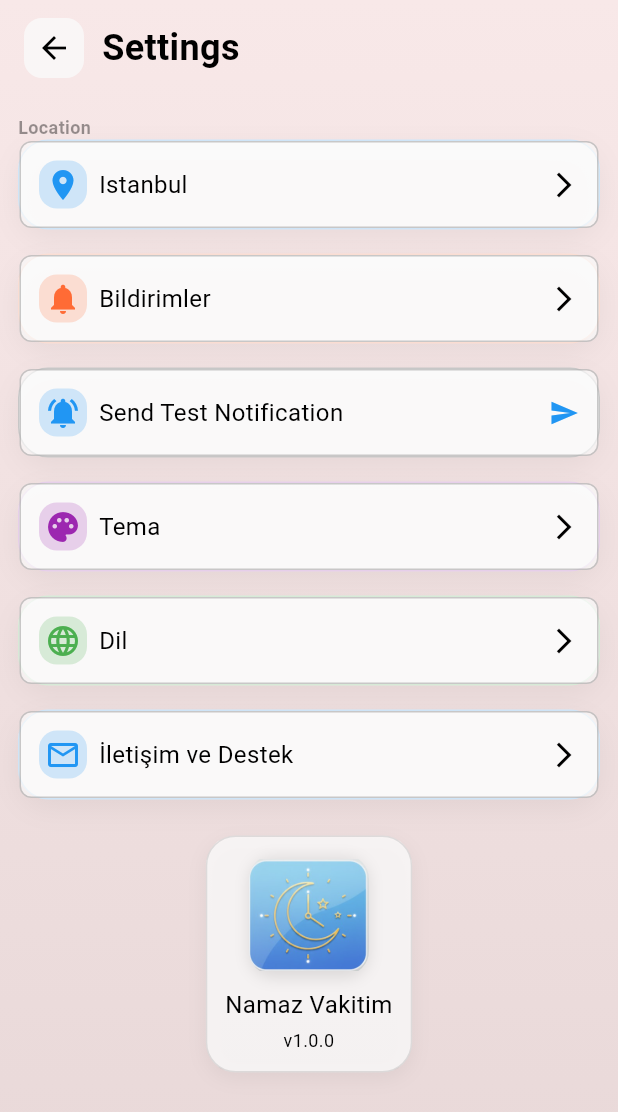
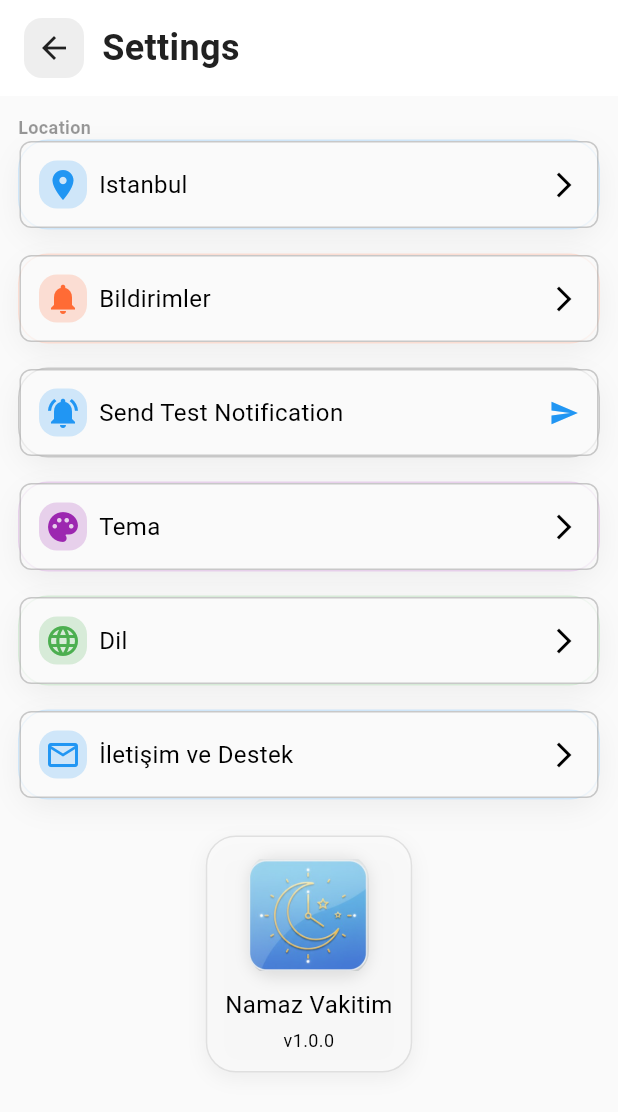
Before and after one commit to adl3416/namazvaktim, a Flutter app: the SettingsScreen screen opened directly, on a phone screen of 412 x 824 dp. Shown: the top 1112 px of the screen. Run offline on Flutter 3.47's test engine with Material 3 defaults, Android fonts, the phone set to English and light mode, and no system bars; our stand-ins replace adhan, audioplayers, flutter_compass, flutter_local_notifications, geocoding, geolocator and 3 more; accounts and stored records are empty; network calls fail.

Commit message:
refactor: Standardize settings screen colors - remove time-based dynamic changes, use constant white/light background

```diff
--- a/namaz_vakitleri/lib/screens/settings_screen.dart
+++ b/namaz_vakitleri/lib/screens/settings_screen.dart
@@ -15,95 +15,11 @@ import 'language_selection_screen.dart';
 class SettingsScreen extends StatelessWidget {
   const SettingsScreen({Key? key}) : super(key: key);
 
-  Color _getTimeBasedScaffoldColor(bool isDark) {
-    final now = DateTime.now();
-    final hour = now.hour;
-
-    if (isDark) {
-      // Dark mode için daha koyu tonlar
-      if (hour >= 5 && hour < 11) {
-        return const Color(0xFF4A3A4A); // Koyu pembe
-      } else if (hour >= 11 && hour < 15) {
-        return const Color(0xFF4A4A2A); // Koyu sarı
-      } else if (hour >= 15 && hour < 19) {
-        return const Color(0xFF4A2A2A); // Koyu turuncu
-      } else {
-        return const Color(0xFF2A2A4A); // Koyu mavi
-      }
-    } else {
-      // Light mode için pastel tonlar
-      if (hour >= 5 && hour < 11) {
-        return const Color(0xFFF8E8E8); // Açık pembe - sabah
-      } else if (hour >= 11 && hour < 15) {
-        return const Color(0xFFFFF8E1); // Açık sarı - öğlen
-      } else if (hour >= 15 && hour < 19) {
-        return const Color(0xFFFFE8E1); // Açık turuncu - akşam
-      } else {
-        return const Color(0xFFE8E8F8); // Açık mavi - gece
-      }
-    }
-  }
-
-  LinearGradient _getTimeBasedGradient(bool isDark) {
-    final now = DateTime.now();
-    final hour = now.hour;
-
-    if (isDark) {
-      // Dark mode için gradient'ler
-      if (hour >= 5 && hour < 11) {
-        return const LinearGradient(
-          begin: Alignment.topCenter,
-          end: Alignment.bottomCenter,
-          colors: [Color(0xFF4A3A4A), Color(0xFF2A1A2A)],
-        );
-      } else if (hour >= 11 && hour < 15) {
-        return const LinearGradient(
-          begin: Alignment.topCenter,
-          end: Alignment.bottomCenter,
-          colors: [Color(0xFF4A4A2A), Color(0xFF2A2A1A)],
-        );
-      } else if (hour >= 15 && hour < 19) {
-        return const LinearGradient(
-          begin: Alignment.topCenter,
-          end: Alignment.bottomCenter,
-          colors: [Color(0xFF4A2A2A), Color(0xFF2A1A1A)],
-        );
-      } else {
-        return const LinearGradient(
-          begin: Alignment.topCenter,
-          end: Alignment.bottomCenter,
-          colors: [Color(0xFF2A2A4A), Color(0xFF1A1A2A)],
-        );
-      }
-    } else {
-      // Light mode için gradient'ler
-      if (hour >= 5 && hour < 11) {
-        return const LinearGradient(
-          begin: Alignment.topCenter,
-          end: Alignment.bottomCenter,
-          colors: [Color(0xFFF8E8E8), Color(0xFFE8D8D8)],
-        );
-      } else if (hour >= 11 && hour < 15) {
-        return const LinearGradient(
-          begin: Alignment.topCenter,
-          end: Alignment.bottomCenter,
-          colors: [Color(0xFFFFF8E1), Color(0xFFE8E0D1)],
-        );
-      } else if (hour >= 15 && hour < 19) {
-        return const LinearGradient(
-          begin: Alignment.topCenter,
-          end: Alignment.bottomCenter,
-          colors: [Color(0xFFFFE8E1), Color(0xFFE8D8D1)],
-        );
-      } else {
-        return const LinearGradient(
-          begin: Alignment.topCenter,
-          end: Alignment.bottomCenter,
-          colors: [Color(0xFFE8E8F8), Color(0xFFD8D8E8)],
-        );
-      }
-    }
-  }
+  // Sabit beyaz/açık arka plan rengi
+  static const Color _staticBackground = Color(0xFFFAFAFA);
+  static const Color _staticAppBarBackground = Colors.white;
+  static const Color _staticTextColor = Color(0xFF212121);
+  static const Color _staticSecondaryTextColor = Color(0xFF757575);
 
   @override
   Widget build(BuildContext context) {
@@ -113,14 +29,10 @@ class SettingsScreen extends StatelessWidget {
         final locale = settings.language;
         final isRTL = AppLocalizations.isRTL(locale);
 
-        // 🎨 Günün zamanına göre gradient arka plan belirleme
-        final timeBasedGradient = _getTimeBasedGradient(isDark);
-
         return Scaffold(
+          backgroundColor: _staticBackground,
           body: Container(
-            decoration: BoxDecoration(
-              gradient: timeBasedGradient,
-            ),
+            color: _staticBackground,
             child: SafeArea(
               child: Column(
                 children: [
@@ -130,16 +42,17 @@ class SettingsScreen extends StatelessWidget {
                       horizontal: AppSpacing.lg,
                       vertical: AppSpacing.md,
                     ),
+                    color: _staticAppBarBackground,
                     child: Row(
                       children: [
                         IconButton(
                           icon: Icon(
                             Icons.arrow_back,
-                            color: isDark ? AppColors.darkTextPrimary : AppColors.textPrimary,
+                            color: _staticTextColor,
                           ),
                           onPressed: () => Navigator.pop(context),
                           style: IconButton.styleFrom(
-                            backgroundColor: (isDark ? AppColors.darkBgSecondary : AppColors.lightBgSecondary).withOpacity(0.8),
+                            backgroundColor: Colors.grey.shade200,
                             shape: RoundedRectangleBorder(
                               borderRadius: BorderRadius.circular(AppRadius.md),
                             ),
@@ -149,7 +62,7 @@ class SettingsScreen extends StatelessWidget {
                         Text(
                           AppLocalizations.translate('settings', locale),
                           style: AppTypography.h2.copyWith(
-                            color: isDark ? AppColors.darkTextPrimary : AppColors.textPrimary,
+                            color: _staticTextColor,
                             fontWeight: FontWeight.w700,
                           ),
                         ),
```
